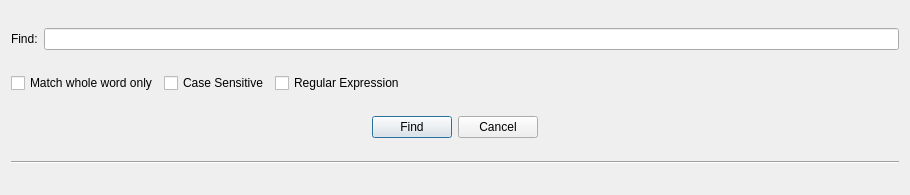
Old version of the form Resources/Forms/editorFindDialog.ui in the repository ychclone/blink.
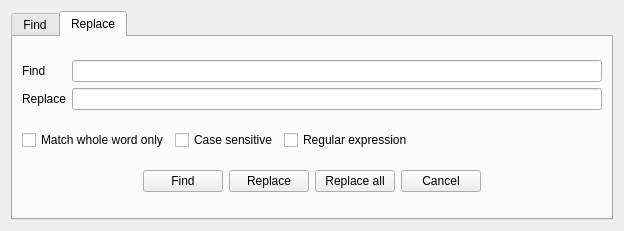
New version of the form. The open tabs and pages were chosen to show the change. Icons and pictures are not drawn.

Commit message: - multi tab file editing - confirmation prompt when exit modifie - replace in find dialog

Patch:
```diff
--- a/Resources/Forms/editorFindDialog.ui
+++ b/Resources/Forms/editorFindDialog.ui
@@ -6,8 +6,8 @@
    <rect>
     <x>0</x>
     <y>0</y>
-    <width>910</width>
-    <height>195</height>
+    <width>624</width>
+    <height>231</height>
    </rect>
   </property>
   <property name="windowTitle">
@@ -17,8 +17,32 @@
    <locale language="English" country="UnitedStates"/>
   </property>
   <layout class="QGridLayout" name="gridLayout_3">
+   <item row="3" column="0">
+    <widget class="QTabWidget" name="tabWidget">
+     <property name="currentIndex">
+      <number>0</number>
+     </property>
+     <widget class="QWidget" name="findTab">
+      <attribute name="title">
+       <string>Find</string>
+      </attribute>
+      <layout class="QGridLayout" name="gridLayout_4">
+       <item row="0" column="0">
+        <layout class="QGridLayout" name="gridLayout_2">
    <item row="1" column="0">
-    <layout class="QHBoxLayout" name="horizontalLayout_3">
+          <widget class="QLabel" name="label">
+           <property name="text">
+            <string>Find:</string>
+           </property>
+          </widget>
+         </item>
+         <item row="1" column="1">
+          <widget class="QLineEdit" name="find_lineEdit"/>
+         </item>
+        </layout>
+       </item>
+       <item row="1" column="0">
+        <layout class="QHBoxLayout" name="horizontalLayout">
      <item>
       <widget class="QCheckBox" name="matchWholeWord_checkBox">
        <property name="text">
@@ -61,29 +85,8 @@
      </item>
     </layout>
    </item>
-   <item row="0" column="0">
-    <layout class="QGridLayout" name="gridLayout">
-     <item row="0" column="2">
-      <widget class="QLineEdit" name="find_lineEdit"/>
-     </item>
-     <item row="0" column="0">
-      <widget class="QLabel" name="label">
-       <property name="text">
-        <string>Find:</string>
-       </property>
-      </widget>
-     </item>
-    </layout>
-   </item>
-   <item row="5" column="0">
-    <widget class="Line" name="line">
-     <property name="orientation">
-      <enum>Qt::Horizontal</enum>
-     </property>
-    </widget>
-   </item>
-   <item row="4" column="0">
-    <layout class="QHBoxLayout" name="horizontalLayout_2">
+       <item row="2" column="0">
+        <layout class="QHBoxLayout" name="horizontalLayout_4">
      <item>
       <spacer name="horizontalSpacer">
        <property name="orientation">
@@ -132,8 +135,136 @@
      </item>
     </layout>
    </item>
-   <item row="6" column="0">
-    <layout class="QGridLayout" name="statusBarLayout"/>
+      </layout>
+     </widget>
+     <widget class="QWidget" name="replaceTab">
+      <attribute name="title">
+       <string>Replace</string>
+      </attribute>
+      <layout class="QGridLayout" name="gridLayout_6">
+       <item row="1" column="0">
+        <layout class="QHBoxLayout" name="horizontalLayout_2">
+         <item>
+          <widget class="QCheckBox" name="replaceMatchWholeWord_checkBox">
+           <property name="text">
+            <string>Match whole word only</string>
+           </property>
+          </widget>
+         </item>
+         <item>
+          <widget class="QCheckBox" name="replaceCaseSensitive_checkBox">
+           <property name="text">
+            <string>Case sensitive</string>
+           </property>
+          </widget>
+         </item>
+         <item>
+          <widget class="QCheckBox" name="replaceRegularExpression_checkBox">
+           <property name="text">
+            <string>Regular expression</string>
+           </property>
+          </widget>
+         </item>
+         <item>
+          <spacer name="horizontalSpacer_4">
+           <property name="orientation">
+            <enum>Qt::Horizontal</enum>
+           </property>
+           <property name="sizeHint" stdset="0">
+            <size>
+             <width>40</width>
+             <height>20</height>
+            </size>
+           </property>
+          </spacer>
+         </item>
+        </layout>
+       </item>
+       <item row="0" column="0">
+        <layout class="QGridLayout" name="gridLayout_5">
+         <item row="0" column="0">
+          <widget class="QLabel" name="label_2">
+           <property name="text">
+            <string>Find</string>
+           </property>
+          </widget>
+         </item>
+         <item row="0" column="1">
+          <widget class="QLineEdit" name="replaceFind_lineEdit"/>
+         </item>
+         <item row="1" column="0">
+          <widget class="QLabel" name="label_3">
+           <property name="text">
+            <string>Replace</string>
+           </property>
+          </widget>
+         </item>
+         <item row="1" column="1">
+          <widget class="QLineEdit" name="replace_lineEdit"/>
+         </item>
+        </layout>
+       </item>
+       <item row="2" column="0">
+        <layout class="QHBoxLayout" name="horizontalLayout_3">
+         <item>
+          <spacer name="horizontalSpacer_5">
+           <property name="orientation">
+            <enum>Qt::Horizontal</enum>
+           </property>
+           <property name="sizeHint" stdset="0">
+            <size>
+             <width>40</width>
+             <height>20</height>
+            </size>
+           </property>
+          </spacer>
+         </item>
+         <item>
+          <widget class="QPushButton" name="replaceFindButton">
+           <property name="text">
+            <string>Find</string>
+           </property>
+          </widget>
+         </item>
+         <item>
+          <widget class="QPushButton" name="replaceButton">
+           <property name="text">
+            <string>Replace</string>
+           </property>
+          </widget>
+         </item>
+         <item>
+          <widget class="QPushButton" name="replaceAllButton">
+           <property name="text">
+            <string>Replace all</string>
+           </property>
+          </widget>
+         </item>
+         <item>
+          <widget class="QPushButton" name="replaceCancelButton">
+           <property name="text">
+            <string>Cancel</string>
+           </property>
+          </widget>
+         </item>
+         <item>
+          <spacer name="horizontalSpacer_6">
+           <property name="orientation">
+            <enum>Qt::Horizontal</enum>
+           </property>
+           <property name="sizeHint" stdset="0">
+            <size>
+             <width>40</width>
+             <height>20</height>
+            </size>
+           </property>
+          </spacer>
+         </item>
+        </layout>
+       </item>
+      </layout>
+     </widget>
+    </widget>
    </item>
   </layout>
   <action name="actionFileEdit">
```
Left out of the diff: 8 changed lines with no effect on the pictures. Lines whose indentation alone changed are shown as unchanged. The commit also changes 19 other files.
